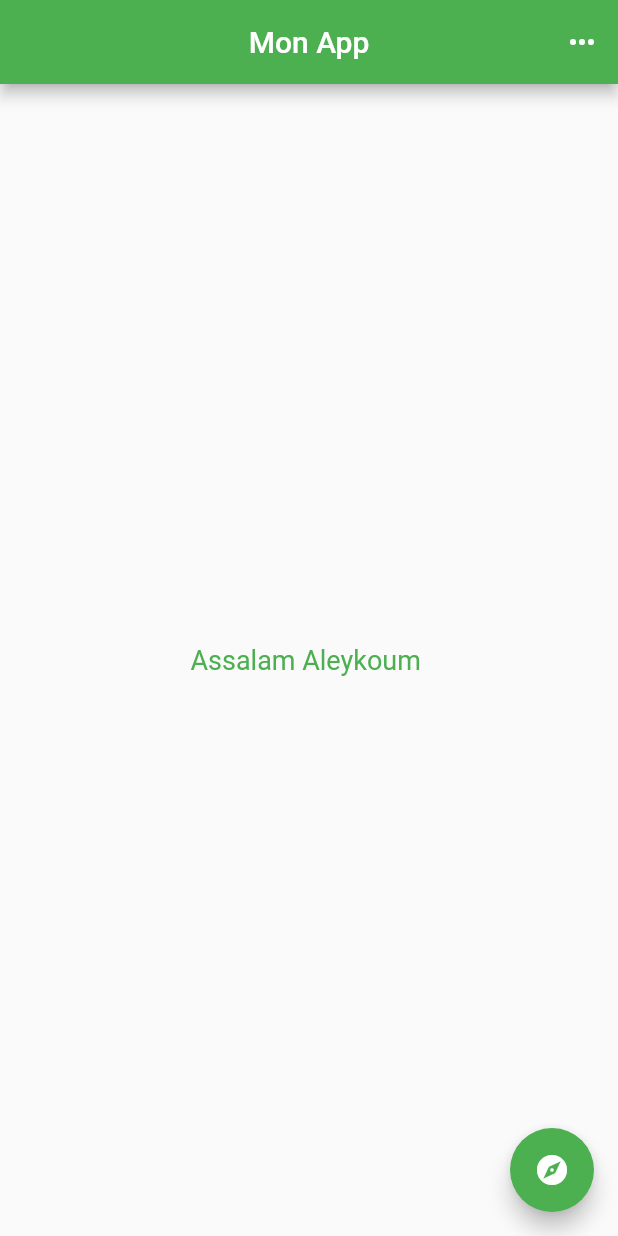
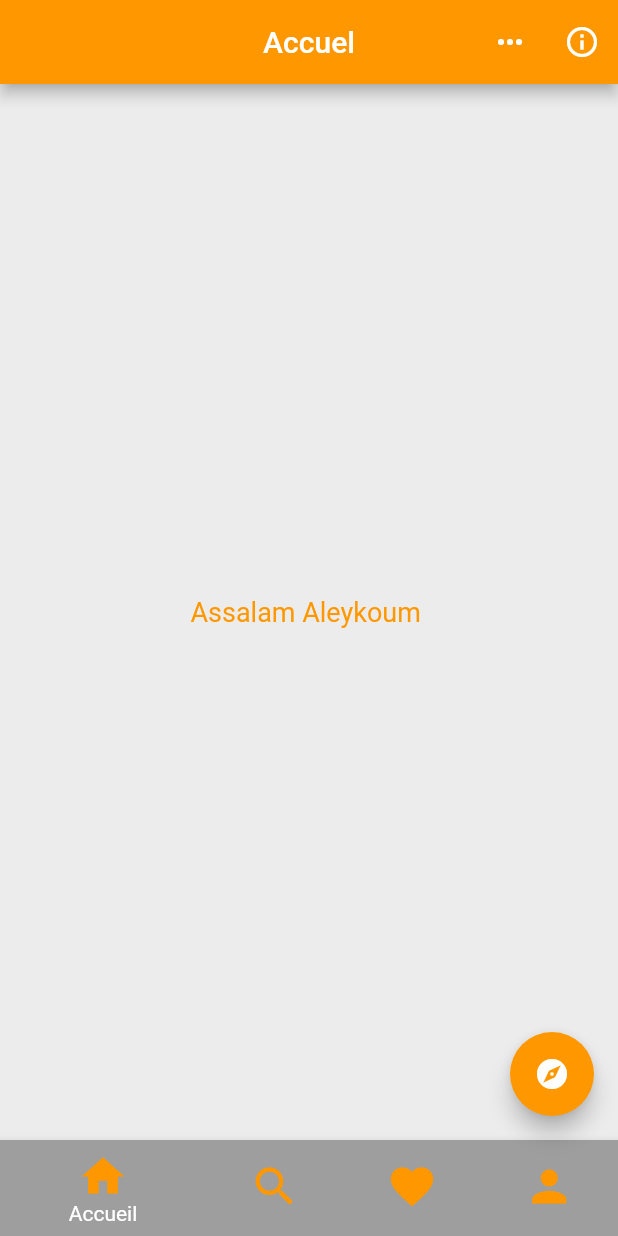
Before and after one commit to feyroozecode/tuto_app, a Flutter app: the screen it shows after launch, after a tap on the "keyboard control" icon, on a phone screen of 412 x 824 dp. Run offline on Flutter 3.47's test engine with Material 2 defaults, Android fonts, the phone set to English and light mode, and no system bars.

Commit message:
initial commit

```diff
--- a/lib/HomePage.dart
+++ b/lib/HomePage.dart
@@ -2,6 +2,7 @@
 import 'dart:math';
 
 import 'package:flutter/material.dart';
+import 'package:flutter/services.dart';
 
 class HomePage extends StatefulWidget {
   const HomePage({super.key});
@@ -13,11 +14,13 @@ class HomePage extends StatefulWidget {
 
 T getRandomElement<T>(List<T> list) {
     final random = new Random();
+
     var i = random.nextInt(list.length);
+
     return list[i];
 }
-
 class _HomePageState extends State<HomePage> {
+    GlobalKey<ScaffoldState> _scaffoldKey = GlobalKey<ScaffoldState>();
 
   List<String> names = [
      "Ibrahim Ahmad",
@@ -34,31 +37,116 @@ class _HomePageState extends State<HomePage> {
     });
   }
 
+  int _selected = 0;
+
+  updateIndex(int selectedItem){
+    setState(() {
+      _selected = selectedItem;
+    });
+  }
+
+  updateAppTitle(int index){
+    if(index == 0){
+      return "Accuel";
+    } else if(index == 1){
+      return "Recherche";
+    } else if(index ==2 ){
+      return "Favoris";
+    } else if(index ==3){
+      return "Profile";
+    } else {
+      return "Ahlan Wa sahlan";
+    }
+  }
+
+  bool showModal = false;
+  late PersistentBottomSheetController? _bottomSheetController;
+
   @override
   Widget build(BuildContext context) {
+
+    /*
+    _showOrHideBM(BuildContext context, String name, show){
+
+    showModal = show;
+    if(showModal) {
+      _bottomSheetController = _scaffoldKey.currentState!.showBottomSheet(
+      (_) => Container(
+        height: MediaQuery.of(context).size.height * 0.6,
+        child: Center(
+          child: Text("Je vient du bas de votre ecra, bonjour $name", style: const TextStyle(
+            fontSize: 18.0, color: Colors.orange
+          ),),
+        ),
+      ));
+    }
+    else {
+      if(_bottomSheetController != null) {
+        _bottomSheetController!.close();
+        _bottomSheetController = null;
+      }
+    }
+    }
+  */
+
     return Scaffold(
+      key: _scaffoldKey,
+      ///ENTETE DE LA PAGE ACCUEIL
       appBar: AppBar(
-        backgroundColor: Colors.green,
-        title: const Text('Mon App'),
+        systemOverlayStyle: const SystemUiOverlayStyle(
+          statusBarColor: Colors.transparent,
+          statusBarIconBrightness: Brightness.dark,
+          systemNavigationBarIconBrightness: Brightness.light
+        ),
+        backgroundColor: Colors.orange,
+        title:  Text(updateAppTitle(_selected)),
         centerTitle: true,
         actions: [
-          IconButton(onPressed: (){}, icon: Icon(Icons.more_horiz))
+          IconButton(
+            onPressed: (){}, icon: Icon(Icons.more_horiz)),
+
+          IconButton(onPressed: () {
+          }, icon: Icon(Icons.info_outline))
         ],
       ),
+
+      /// CONTENU DE LA PAGE ACCUEIL
       body: Container(
+        color: Color.fromARGB(255, 236, 236, 236),
         child: Center(
-          child:  Text("Assalam Aleykoum $selectedName", style: const TextStyle(
-            fontSize: 18.0, color: Colors.green
+          child:  Text("Assalam Aleykoum $selectedName", style:
+          const TextStyle(
+            fontSize: 18.0, color: Colors.orange
           ),),
         )
       ),
+
+      // BUTTON FLOTTENT
       floatingActionButton: FloatingActionButton(
-        backgroundColor: Colors.green,
+        backgroundColor: Colors.orange,
         onPressed: (){
           updateName(getRandomElement(names));
+                      //showBottomSheet(context, this.selectedName);
+
         },
         child: const Icon(Icons.explore),
       ),
+
+      bottomNavigationBar: BottomNavigationBar(
+        currentIndex: _selected,
+        elevation: 5.0,
+        onTap: updateIndex,
+        items: const [
+          BottomNavigationBarItem(icon: Icon(Icons.home, color: Colors.orange, size: 34.0,), label: "Accueil", backgroundColor: Colors.grey),
+          BottomNavigationBarItem(icon: Icon(Icons.search, color: Colors.orange, size: 34.0,), label: "Recherche"),
+          BottomNavigationBarItem(icon: Icon(Icons.favorite, color: Colors.orange, size: 34.0,), label: "Favoris"),
+          BottomNavigationBarItem(icon: Icon(Icons.person, color: Colors.orange, size: 34.0,), label: "Profile")
+        ],
+      ),
+
     );
+
+
   }
+
 }
--- a/lib/main.dart
+++ b/lib/main.dart
@@ -5,9 +5,9 @@ main() => runApp(MyApp());
 
 class MyApp extends StatelessWidget{
 
-
   @override
   Widget build(BuildContext context) {
+
     return const MaterialApp(
       // copilot write me a home page :)
       home: HomePage(),
```
Also changed, not shown: 1 other file.
